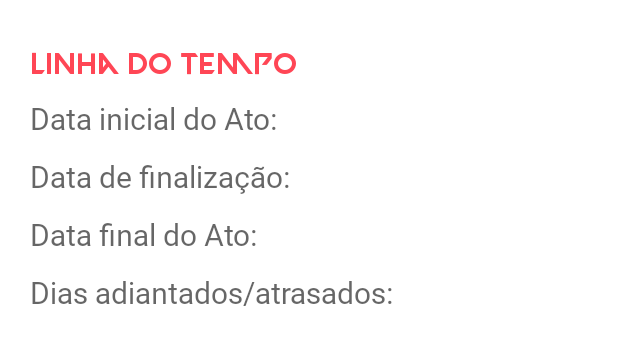
After one commit to LakesLore/Toxo, an Android app: the layout fragment_timeline.xml on its own in the app's theme, with its tools: preview values and no code run, on a phone screen of 412 x 824 dp. The commit adds this screen. Shown: the top 345 px of the screen. Run offline under Robolectric (Android 15) with nearby library versions, the phone set to English and light mode, and no system bars.

Commit message:
Fiz os fragments das propeties

```diff
--- a/app/src/main/res/layout/fragment_principal.xml
+++ b/app/src/main/res/layout/fragment_principal.xml
@@ -47,7 +47,7 @@
         <androidx.cardview.widget.CardView
             android:id="@+id/cardPropriets"
             android:layout_width="match_parent"
-            android:layout_height="400dp"
+            android:layout_height="250dp"
             android:layout_marginHorizontal="14dp"
             android:layout_marginTop="14dp"
             style="@style/CardViewStyle">
@@ -63,7 +63,7 @@
         <androidx.cardview.widget.CardView
             android:id="@+id/cardListTiers"
             android:layout_width="match_parent"
-            android:layout_height="400dp"
+            android:layout_height="500dp"
             android:layout_marginHorizontal="14dp"
             android:layout_marginTop="14dp"
             style="@style/CardViewStyle">
--- /dev/null
+++ b/app/src/main/res/layout/fragment_timeline.xml
@@ -0,0 +1,124 @@
+<?xml version="1.0" encoding="utf-8"?>
+<FrameLayout xmlns:android="http://schemas.android.com/apk/res/android"
+    xmlns:tools="http://schemas.android.com/tools"
+    android:layout_width="match_parent"
+    android:layout_height="match_parent"
+    tools:context=".ui.fragment.Propriedades.TimelineFragment">
+
+    <LinearLayout
+        android:layout_width="match_parent"
+        android:layout_height="match_parent"
+        android:layout_gravity="center"
+        android:layout_margin="10dp"
+        android:orientation="vertical"
+        android:padding="10dp">
+
+        <TextView
+            android:layout_width="match_parent"
+            android:layout_height="wrap_content"
+            android:fontFamily="@font/valorant"
+            android:hint="@string/linha_do_tempo"
+            android:paddingTop="14dp"
+            android:textColorHint="?attr/colorSecondary"
+            android:textSize="20dp" />
+
+        <LinearLayout
+            android:layout_width="match_parent"
+            android:layout_height="wrap_content"
+            android:orientation="horizontal">
+
+            <TextView
+                android:layout_width="wrap_content"
+                android:layout_height="wrap_content"
+                android:fontFamily="@font/muli_font_family"
+                android:hint="@string/data_inicial_do_ato"
+                android:paddingTop="8dp"
+                android:paddingRight="5dp"
+                android:textSize="20dp" />
+
+            <TextView
+                android:id="@+id/data_inicial_do_ato"
+                android:layout_width="wrap_content"
+                android:layout_height="wrap_content"
+                android:fontFamily="@font/impact_font_family"
+                android:paddingTop="8dp"
+                android:textColor="?attr/colorOnPrimary"
+                android:textSize="20dp" />
+        </LinearLayout>
+
+        <LinearLayout
+            android:layout_width="match_parent"
+            android:layout_height="wrap_content"
+            android:orientation="horizontal">
+
+            <TextView
+                android:layout_width="wrap_content"
+                android:layout_height="wrap_content"
+                android:fontFamily="@font/muli_font_family"
+                android:hint="@string/data_finalizacao"
+                android:paddingTop="8dp"
+                android:paddingRight="5dp"
+                android:textSize="20dp" />
+
+            <TextView
+                android:id="@+id/data_finalizacao"
+                android:layout_width="wrap_content"
+                android:layout_height="wrap_content"
+                android:fontFamily="@font/impact_font_family"
+                android:paddingTop="8dp"
+                android:textColor="?attr/colorOnPrimary"
+                android:textSize="20dp" />
+        </LinearLayout>
+
+        <LinearLayout
+            android:layout_width="match_parent"
+            android:layout_height="wrap_content"
+            android:orientation="horizontal">
+
+            <TextView
+                android:layout_width="wrap_content"
+                android:layout_height="wrap_content"
+                android:fontFamily="@font/muli_font_family"
+                android:hint="@string/data_final_do_ato"
+                android:paddingTop="8dp"
+                android:paddingRight="5dp"
+                android:textSize="20dp" />
+
+            <TextView
+                android:id="@+id/data_final_do_ato"
+                android:layout_width="wrap_content"
+                android:layout_height="wrap_content"
+                android:fontFamily="@font/impact_font_family"
+                android:paddingTop="8dp"
+                android:textColor="?attr/colorOnPrimary"
+                android:textSize="20dp" />
+        </LinearLayout>
+
+        <LinearLayout
+            android:layout_width="match_parent"
+            android:layout_height="wrap_content"
+            android:orientation="horizontal">
+
+            <TextView
+                android:id="@+id/tag_dias_adiantados_atrasados"
+                android:layout_width="wrap_content"
+                android:layout_height="wrap_content"
+                android:fontFamily="@font/muli_font_family"
+                android:hint="@string/dias_adiantados_atrasados"
+                android:paddingTop="8dp"
+                android:paddingRight="5dp"
+                android:textSize="20dp" />
+
+            <TextView
+                android:id="@+id/dias_adiantados_atrasados"
+                android:layout_width="wrap_content"
+                android:layout_height="wrap_content"
+                android:fontFamily="@font/impact_font_family"
+                android:paddingTop="8dp"
+                android:textColor="?attr/colorOnPrimary"
+                android:textSize="20dp" />
+        </LinearLayout>
+
+    </LinearLayout>
+
+</FrameLayout>
--- a/app/src/main/res/values/strings.xml
+++ b/app/src/main/res/values/strings.xml
@@ -6,7 +6,16 @@
     <string name="exp_para_completar">EXP para Completar</string>
     <string name="salvar">Salvar</string>
     <string name="cancelar">Cancelar</string>
+
     <string name="data_inicial">Data Inicial</string>
-    <!-- TODO: Remove or change this placeholder text -->
-    <string name="hello_blank_fragment">Hello blank fragment</string>
+    <string name="progresso">% Progresso: </string>
+    <string name="total_de_xp">Total de XP: </string>
+    <string name="xp_p_dia">XP p/ Dia: </string>
+    <string name="exp_adiant_atrasado">EXP Adiant/Atrasado: </string>
+
+    <string name="linha_do_tempo">Linha do Tempo</string>
+    <string name="data_inicial_do_ato">Data inicial do Ato: </string>
+    <string name="data_final_do_ato">Data final do Ato: </string>
+    <string name="data_finalizacao">Data de finalização: </string>
+    <string name="dias_adiantados_atrasados">Dias adiantados/atrasados: </string>
 </resources>
```
Also changed, not shown: app/src/main/java/com/example/valorantpassbattle/model/PassBattle/PassBattle.kt (+17 -16 lines), app/src/main/java/com/example/valorantpassbattle/model/Properties/Properties.kt (+83 -5 lines), app/src/main/java/com/example/valorantpassbattle/ui/fragment/Principal/PropriedadesFragment.kt (+4 -3 lines), app/src/main/java/com/example/valorantpassbattle/ui/fragment/Propriedades/ProgressFragment.kt (added, +60 -0 lines), app/src/main/java/com/example/valorantpassbattle/ui/fragment/Propriedades/ProgressoFragment.kt (deleted, +0 -60 lines), app/src/main/java/com/example/valorantpassbattle/ui/fragment/Propriedades/TimelineFragment.kt (added, +59 -0 lines), app/src/main/res/layout/fragment_progress.xml (added, +124 -0 lines), app/src/main/res/layout/fragment_progresso.xml (deleted, +0 -14 lines).
